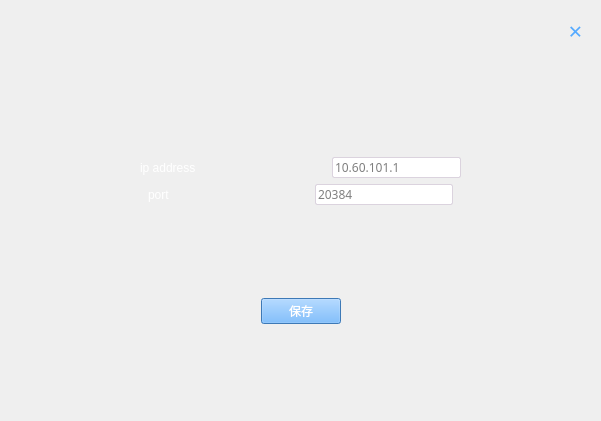
Qt form setting.ui (sj-team/ShootPlane) before a commit.
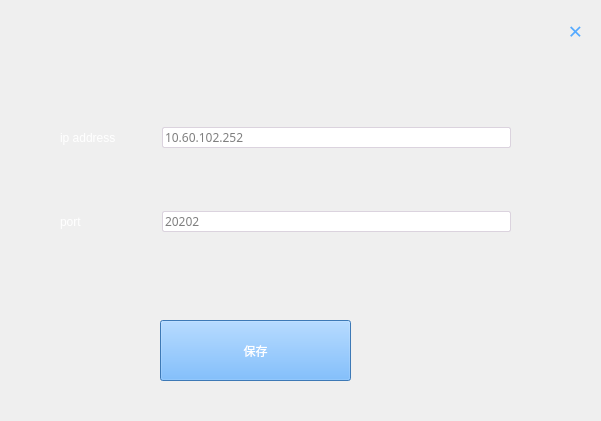
The same form after that commit.

```diff
--- a/setting.ui
+++ b/setting.ui
@@ -57,42 +57,14 @@
   <widget class="QWidget" name="verticalLayoutWidget">
    <property name="geometry">
     <rect>
-     <x>10</x>
+     <x>60</x>
      <y>70</y>
-     <width>581</width>
-     <height>341</height>
+     <width>451</width>
+     <height>221</height>
     </rect>
    </property>
-   <layout class="QVBoxLayout" name="verticalLayout_2">
-    <item>
-     <spacer name="verticalSpacer_3">
-      <property name="orientation">
-       <enum>Qt::Vertical</enum>
-      </property>
-      <property name="sizeHint" stdset="0">
-       <size>
-        <width>20</width>
-        <height>40</height>
-       </size>
-      </property>
-     </spacer>
-    </item>
-    <item>
-     <layout class="QHBoxLayout" name="horizontalLayout_8">
-      <item>
-       <spacer name="horizontalSpacer_3">
-        <property name="orientation">
-         <enum>Qt::Horizontal</enum>
-        </property>
-        <property name="sizeHint" stdset="0">
-         <size>
-          <width>40</width>
-          <height>20</height>
-         </size>
-        </property>
-       </spacer>
-      </item>
-      <item>
+   <layout class="QGridLayout" name="gridLayout_2">
+    <item row="0" column="0">
        <widget class="QLabel" name="label_4">
         <property name="styleSheet">
          <string notr="true">QLabel{
@@ -105,24 +77,11 @@
 }</string>
         </property>
         <property name="text">
-         <string>ip address</string>
+       <string>ip address            </string>
         </property>
        </widget>
       </item>
-      <item>
-       <spacer name="horizontalSpacer_5">
-        <property name="orientation">
-         <enum>Qt::Horizontal</enum>
-        </property>
-        <property name="sizeHint" stdset="0">
-         <size>
-          <width>40</width>
-          <height>20</height>
-         </size>
-        </property>
-       </spacer>
-      </item>
-      <item>
+    <item row="0" column="1">
        <widget class="QLineEdit" name="lineEdit_ip">
         <property name="minimumSize">
          <size>
@@ -149,41 +108,11 @@
          <string/>
         </property>
         <property name="placeholderText">
-         <string>10.60.101.1</string>
+       <string>10.60.102.252</string>
         </property>
        </widget>
       </item>
-      <item>
-       <spacer name="horizontalSpacer">
-        <property name="orientation">
-         <enum>Qt::Horizontal</enum>
-        </property>
-        <property name="sizeHint" stdset="0">
-         <size>
-          <width>40</width>
-          <height>20</height>
-         </size>
-        </property>
-       </spacer>
-      </item>
-     </layout>
-    </item>
-    <item>
-     <layout class="QHBoxLayout" name="horizontalLayout_9">
-      <item>
-       <spacer name="horizontalSpacer_4">
-        <property name="orientation">
-         <enum>Qt::Horizontal</enum>
-        </property>
-        <property name="sizeHint" stdset="0">
-         <size>
-          <width>40</width>
-          <height>20</height>
-         </size>
-        </property>
-       </spacer>
-      </item>
-      <item>
+    <item row="1" column="0">
        <widget class="QLabel" name="label_5">
         <property name="styleSheet">
          <string notr="true">QLabel{
@@ -200,20 +129,7 @@
         </property>
        </widget>
       </item>
-      <item>
-       <spacer name="horizontalSpacer_8">
-        <property name="orientation">
-         <enum>Qt::Horizontal</enum>
-        </property>
-        <property name="sizeHint" stdset="0">
-         <size>
-          <width>40</width>
-          <height>20</height>
-         </size>
-        </property>
-       </spacer>
-      </item>
-      <item>
+    <item row="1" column="1">
        <widget class="QLineEdit" name="lineEdit_port">
         <property name="font">
          <font>
@@ -237,55 +153,21 @@
          <enum>QLineEdit::Normal</enum>
         </property>
         <property name="placeholderText">
-         <string>20384</string>
+       <string>20202</string>
         </property>
        </widget>
       </item>
-      <item>
-       <spacer name="horizontalSpacer_2">
-        <property name="orientation">
-         <enum>Qt::Horizontal</enum>
-        </property>
-        <property name="sizeHint" stdset="0">
-         <size>
-          <width>40</width>
-          <height>20</height>
-         </size>
-        </property>
-       </spacer>
-      </item>
-     </layout>
-    </item>
-    <item>
-     <spacer name="verticalSpacer_2">
-      <property name="orientation">
-       <enum>Qt::Vertical</enum>
-      </property>
-      <property name="sizeHint" stdset="0">
-       <size>
-        <width>20</width>
-        <height>40</height>
-       </size>
-      </property>
-     </spacer>
-    </item>
-    <item>
-     <layout class="QHBoxLayout" name="horizontalLayout_10">
-      <item>
-       <spacer name="horizontalSpacer_7">
-        <property name="orientation">
-         <enum>Qt::Horizontal</enum>
-        </property>
-        <property name="sizeHint" stdset="0">
-         <size>
-          <width>40</width>
-          <height>20</height>
-         </size>
-        </property>
-       </spacer>
-      </item>
-      <item>
+   </layout>
+  </widget>
        <widget class="QPushButton" name="pushButton">
+   <property name="geometry">
+    <rect>
+     <x>160</x>
+     <y>320</y>
+     <width>191</width>
+     <height>61</height>
+    </rect>
+   </property>
         <property name="font">
          <font>
           <family>Adobe 黑体 Std R</family>
@@ -312,37 +194,6 @@
         <property name="text">
          <string>保存</string>
         </property>
-       </widget>
-      </item>
-      <item>
-       <spacer name="horizontalSpacer_6">
-        <property name="orientation">
-         <enum>Qt::Horizontal</enum>
-        </property>
-        <property name="sizeHint" stdset="0">
-         <size>
-          <width>40</width>
-          <height>20</height>
-         </size>
-        </property>
-       </spacer>
-      </item>
-     </layout>
-    </item>
-    <item>
-     <spacer name="verticalSpacer">
-      <property name="orientation">
-       <enum>Qt::Vertical</enum>
-      </property>
-      <property name="sizeHint" stdset="0">
-       <size>
-        <width>20</width>
-        <height>40</height>
-       </size>
-      </property>
-     </spacer>
-    </item>
-   </layout>
   </widget>
  </widget>
  <resources/>
```
Left out of the diff: 2 changed lines with no effect on the pictures. Lines whose indentation alone changed are shown as unchanged.
